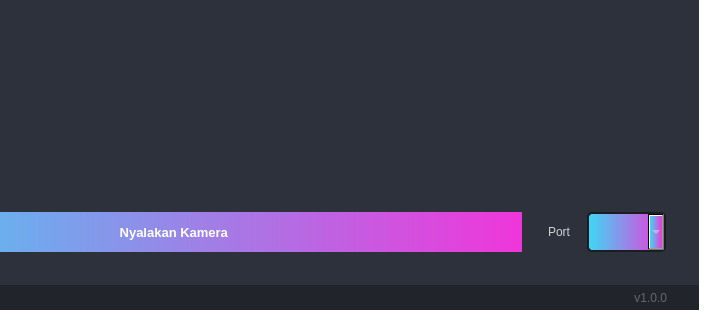
The window that new_DL.ui (arve1n/Deep_Learning_Kelompok1) describes before a commit, drawn with Qt 5; both pictures show x 291 to 1000 and y 400 to 720 of the 1000 by 720 pixel window.
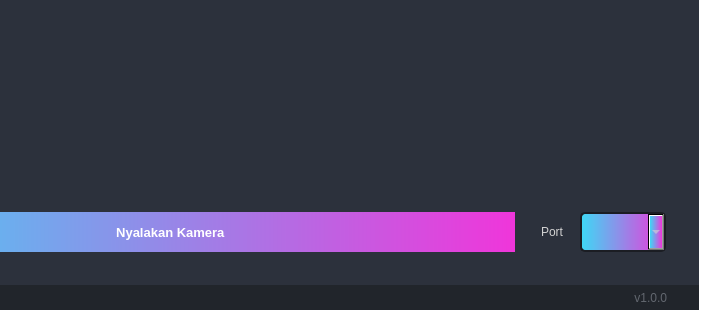
The same window after the commit. Icons and pictures are not drawn.

What changed in the file:
```diff
--- a/new_DL.ui
+++ b/new_DL.ui
@@ -1682,6 +1682,284 @@
                                 <height>40</height>
                                </size>
                               </property>
+                              <property name="palette">
+                               <palette>
+                                <active>
+                                 <colorrole role="WindowText">
+                                  <brush brushstyle="SolidPattern">
+                                   <color alpha="255">
+                                    <red>210</red>
+                                    <green>210</green>
+                                    <blue>210</blue>
+                                   </color>
+                                  </brush>
+                                 </colorrole>
+                                 <colorrole role="Button">
+                                  <brush brushstyle="LinearGradientPattern">
+                                   <gradient startx="0.000000000000000" starty="0.000000000000000" endx="1.000000000000000" endy="0.000000000000000" type="LinearGradient" spread="PadSpread" coordinatemode="ObjectBoundingMode">
+                                    <gradientstop position="0.000000000000000">
+                                     <color alpha="255">
+                                      <red>61</red>
+                                      <green>217</green>
+                                      <blue>245</blue>
+                                     </color>
+                                    </gradientstop>
+                                    <gradientstop position="1.000000000000000">
+                                     <color alpha="255">
+                                      <red>240</red>
+                                      <green>53</green>
+                                      <blue>218</blue>
+                                     </color>
+                                    </gradientstop>
+                                   </gradient>
+                                  </brush>
+                                 </colorrole>
+                                 <colorrole role="Text">
+                                  <brush brushstyle="SolidPattern">
+                                   <color alpha="255">
+                                    <red>0</red>
+                                    <green>0</green>
+                                    <blue>0</blue>
+                                   </color>
+                                  </brush>
+                                 </colorrole>
+                                 <colorrole role="ButtonText">
+                                  <brush brushstyle="SolidPattern">
+                                   <color alpha="255">
+                                    <red>210</red>
+                                    <green>210</green>
+                                    <blue>210</blue>
+                                   </color>
+                                  </brush>
+                                 </colorrole>
+                                 <colorrole role="Base">
+                                  <brush brushstyle="LinearGradientPattern">
+                                   <gradient startx="0.000000000000000" starty="0.000000000000000" endx="1.000000000000000" endy="0.000000000000000" type="LinearGradient" spread="PadSpread" coordinatemode="ObjectBoundingMode">
+                                    <gradientstop position="0.000000000000000">
+                                     <color alpha="255">
+                                      <red>61</red>
+                                      <green>217</green>
+                                      <blue>245</blue>
+                                     </color>
+                                    </gradientstop>
+                                    <gradientstop position="1.000000000000000">
+                                     <color alpha="255">
+                                      <red>240</red>
+                                      <green>53</green>
+                                      <blue>218</blue>
+                                     </color>
+                                    </gradientstop>
+                                   </gradient>
+                                  </brush>
+                                 </colorrole>
+                                 <colorrole role="Window">
+                                  <brush brushstyle="LinearGradientPattern">
+                                   <gradient startx="0.000000000000000" starty="0.000000000000000" endx="1.000000000000000" endy="0.000000000000000" type="LinearGradient" spread="PadSpread" coordinatemode="ObjectBoundingMode">
+                                    <gradientstop position="0.000000000000000">
+                                     <color alpha="255">
+                                      <red>61</red>
+                                      <green>217</green>
+                                      <blue>245</blue>
+                                     </color>
+                                    </gradientstop>
+                                    <gradientstop position="1.000000000000000">
+                                     <color alpha="255">
+                                      <red>240</red>
+                                      <green>53</green>
+                                      <blue>218</blue>
+                                     </color>
+                                    </gradientstop>
+                                   </gradient>
+                                  </brush>
+                                 </colorrole>
+                                </active>
+                                <inactive>
+                                 <colorrole role="WindowText">
+                                  <brush brushstyle="SolidPattern">
+                                   <color alpha="255">
+                                    <red>210</red>
+                                    <green>210</green>
+                                    <blue>210</blue>
+                                   </color>
+                                  </brush>
+                                 </colorrole>
+                                 <colorrole role="Button">
+                                  <brush brushstyle="LinearGradientPattern">
+                                   <gradient startx="0.000000000000000" starty="0.000000000000000" endx="1.000000000000000" endy="0.000000000000000" type="LinearGradient" spread="PadSpread" coordinatemode="ObjectBoundingMode">
+                                    <gradientstop position="0.000000000000000">
+                                     <color alpha="255">
+                                      <red>61</red>
+                                      <green>217</green>
+                                      <blue>245</blue>
+                                     </color>
+                                    </gradientstop>
+                                    <gradientstop position="1.000000000000000">
+                                     <color alpha="255">
+                                      <red>240</red>
+                                      <green>53</green>
+                                      <blue>218</blue>
+                                     </color>
+                                    </gradientstop>
+                                   </gradient>
+                                  </brush>
+                                 </colorrole>
+                                 <colorrole role="Text">
+                                  <brush brushstyle="SolidPattern">
+                                   <color alpha="255">
+                                    <red>0</red>
+                                    <green>0</green>
+                                    <blue>0</blue>
+                                   </color>
+                                  </brush>
+                                 </colorrole>
+                                 <colorrole role="ButtonText">
+                                  <brush brushstyle="SolidPattern">
+                                   <color alpha="255">
+                                    <red>210</red>
+                                    <green>210</green>
+                                    <blue>210</blue>
+                                   </color>
+                                  </brush>
+                                 </colorrole>
+                                 <colorrole role="Base">
+                                  <brush brushstyle="LinearGradientPattern">
+                                   <gradient startx="0.000000000000000" starty="0.000000000000000" endx="1.000000000000000" endy="0.000000000000000" type="LinearGradient" spread="PadSpread" coordinatemode="ObjectBoundingMode">
+                                    <gradientstop position="0.000000000000000">
+                                     <color alpha="255">
+                                      <red>61</red>
+                                      <green>217</green>
+                                      <blue>245</blue>
+                                     </color>
+                                    </gradientstop>
+                                    <gradientstop position="1.000000000000000">
+                                     <color alpha="255">
+                                      <red>240</red>
+                                      <green>53</green>
+                                      <blue>218</blue>
+                                     </color>
+                                    </gradientstop>
+                                   </gradient>
+                                  </brush>
+                                 </colorrole>
+                                 <colorrole role="Window">
+                                  <brush brushstyle="LinearGradientPattern">
+                                   <gradient startx="0.000000000000000" starty="0.000000000000000" endx="1.000000000000000" endy="0.000000000000000" type="LinearGradient" spread="PadSpread" coordinatemode="ObjectBoundingMode">
+                                    <gradientstop position="0.000000000000000">
+                                     <color alpha="255">
+                                      <red>61</red>
+                                      <green>217</green>
+                                      <blue>245</blue>
+                                     </color>
+                                    </gradientstop>
+                                    <gradientstop position="1.000000000000000">
+                                     <color alpha="255">
+                                      <red>240</red>
+                                      <green>53</green>
+                                      <blue>218</blue>
+                                     </color>
+                                    </gradientstop>
+                                   </gradient>
+                                  </brush>
+                                 </colorrole>
+                                </inactive>
+                                <disabled>
+                                 <colorrole role="WindowText">
+                                  <brush brushstyle="SolidPattern">
+                                   <color alpha="255">
+                                    <red>210</red>
+                                    <green>210</green>
+                                    <blue>210</blue>
+                                   </color>
+                                  </brush>
+                                 </colorrole>
+                                 <colorrole role="Button">
+                                  <brush brushstyle="LinearGradientPattern">
+                                   <gradient startx="0.000000000000000" starty="0.000000000000000" endx="1.000000000000000" endy="0.000000000000000" type="LinearGradient" spread="PadSpread" coordinatemode="ObjectBoundingMode">
+                                    <gradientstop position="0.000000000000000">
+                                     <color alpha="255">
+                                      <red>61</red>
+                                      <green>217</green>
+                                      <blue>245</blue>
+                                     </color>
+                                    </gradientstop>
+                                    <gradientstop position="1.000000000000000">
+                                     <color alpha="255">
+                                      <red>240</red>
+                                      <green>53</green>
+                                      <blue>218</blue>
+                                     </color>
+                                    </gradientstop>
+                                   </gradient>
+                                  </brush>
+                                 </colorrole>
+                                 <colorrole role="Text">
+                                  <brush brushstyle="SolidPattern">
+                                   <color alpha="255">
+                                    <red>210</red>
+                                    <green>210</green>
+                                    <blue>210</blue>
+                                   </color>
+                                  </brush>
+                                 </colorrole>
+                                 <colorrole role="ButtonText">
+                                  <brush brushstyle="SolidPattern">
+                                   <color alpha="255">
+                                    <red>210</red>
+                                    <green>210</green>
+                                    <blue>210</blue>
+                                   </color>
+                                  </brush>
+                                 </colorrole>
+                                 <colorrole role="Base">
+                                  <brush brushstyle="LinearGradientPattern">
+                                   <gradient startx="0.000000000000000" starty="0.000000000000000" endx="1.000000000000000" endy="0.000000000000000" type="LinearGradient" spread="PadSpread" coordinatemode="ObjectBoundingMode">
+                                    <gradientstop position="0.000000000000000">
+                                     <color alpha="255">
+                                      <red>61</red>
+                                      <green>217</green>
+                                      <blue>245</blue>
+                                     </color>
+                                    </gradientstop>
+                                    <gradientstop position="1.000000000000000">
+                                     <color alpha="255">
+                                      <red>240</red>
+                                      <green>53</green>
+                                      <blue>218</blue>
+                                     </color>
+                                    </gradientstop>
+                                   </gradient>
+                                  </brush>
+                                 </colorrole>
+                                 <colorrole role="Window">
+                                  <brush brushstyle="LinearGradientPattern">
+                                   <gradient startx="0.000000000000000" starty="0.000000000000000" endx="1.000000000000000" endy="0.000000000000000" type="LinearGradient" spread="PadSpread" coordinatemode="ObjectBoundingMode">
+                                    <gradientstop position="0.000000000000000">
+                                     <color alpha="255">
+                                      <red>61</red>
+                                      <green>217</green>
+                                      <blue>245</blue>
+                                     </color>
+                                    </gradientstop>
+                                    <gradientstop position="1.000000000000000">
+                                     <color alpha="255">
+                                      <red>240</red>
+                                      <green>53</green>
+                                      <blue>218</blue>
+                                     </color>
+                                    </gradientstop>
+                                   </gradient>
+                                  </brush>
+                                 </colorrole>
+                                </disabled>
+                               </palette>
+                              </property>
+                              <property name="font">
+                               <font>
+                                <pointsize>10</pointsize>
+                                <weight>75</weight>
+                                <bold>true</bold>
+                               </font>
+                              </property>
                               <property name="styleSheet">
                                <string notr="true">background-color: qlineargradient(spread:pad, x1:0, y1:0, x2:1, y2:0, stop:0 rgb(61, 217, 245), stop:1 rgb(240, 53, 218));</string>
                               </property>
```
